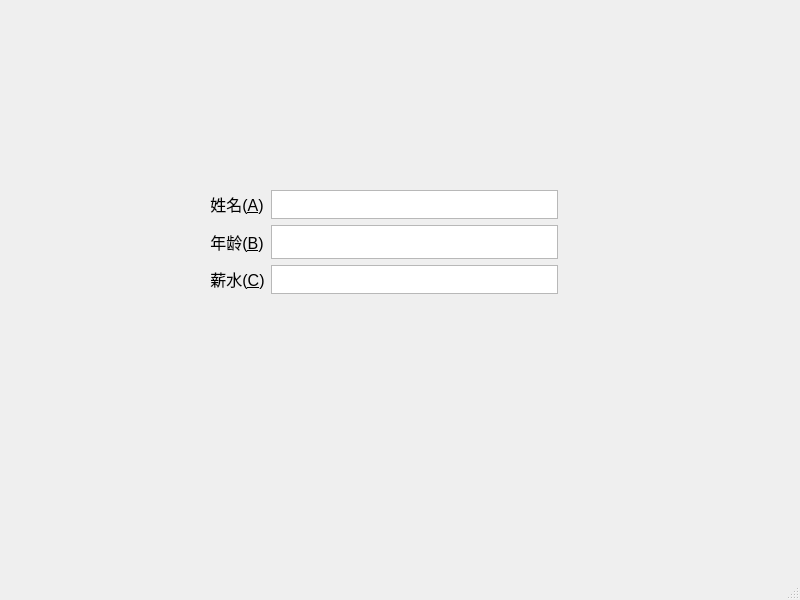
hellocxx/PyQt5Demo, file MainWinbuddyAndsunxv.ui: the form before one commit.
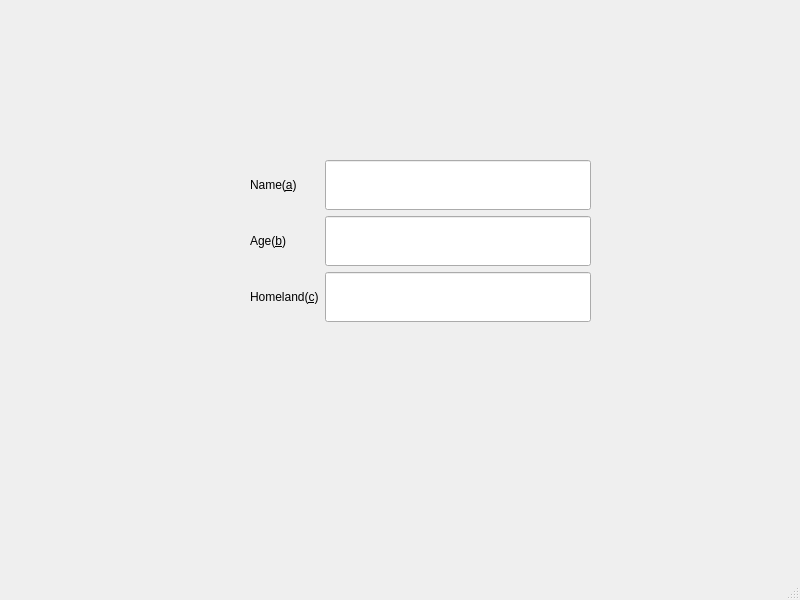
The form after the commit.

```diff
--- a/MainWinbuddyAndsunxv.ui
+++ b/MainWinbuddyAndsunxv.ui
@@ -14,91 +14,97 @@
    <string>MainWindow</string>
   </property>
   <widget class="QWidget" name="centralwidget">
-   <widget class="QWidget" name="">
+   <widget class="QWidget" name="layoutWidget">
     <property name="geometry">
      <rect>
-      <x>210</x>
-      <y>190</y>
-      <width>351</width>
-      <height>130</height>
+      <x>250</x>
+      <y>160</y>
+      <width>341</width>
+      <height>171</height>
      </rect>
     </property>
     <layout class="QFormLayout" name="formLayout">
      <item row="0" column="1">
-      <widget class="QTextEdit" name="textEdit">
+      <widget class="QLineEdit" name="lineEdit">
        <property name="sizePolicy">
         <sizepolicy hsizetype="Expanding" vsizetype="Fixed">
-         <horstretch>0</horstretch>
+         <horstretch>2</horstretch>
          <verstretch>0</verstretch>
         </sizepolicy>
        </property>
-       <property name="maximumSize">
+       <property name="minimumSize">
         <size>
-         <width>287</width>
-         <height>29</height>
+         <width>0</width>
+         <height>50</height>
         </size>
        </property>
       </widget>
      </item>
-     <item row="1" column="0">
-      <widget class="QLabel" name="label_2">
-       <property name="text">
-        <string>&lt;html&gt;&lt;head/&gt;&lt;body&gt;&lt;p align=&quot;center&quot;&gt;&lt;span style=&quot; font-size:12pt;&quot;&gt;年龄(&amp;amp;B)&lt;/span&gt;&lt;/p&gt;&lt;/body&gt;&lt;/html&gt;</string>
-       </property>
-       <property name="buddy">
-        <cstring>textEdit_2</cstring>
-       </property>
-      </widget>
-     </item>
      <item row="1" column="1">
-      <widget class="QTextEdit" name="textEdit_2">
-       <property name="sizePolicy">
-        <sizepolicy hsizetype="Expanding" vsizetype="Fixed">
-         <horstretch>0</horstretch>
-         <verstretch>0</verstretch>
-        </sizepolicy>
-       </property>
-       <property name="maximumSize">
+      <widget class="QLineEdit" name="lineEdit_2">
+       <property name="minimumSize">
         <size>
-         <width>287</width>
-         <height>34</height>
+         <width>0</width>
+         <height>50</height>
         </size>
        </property>
       </widget>
      </item>
-     <item row="2" column="0">
-      <widget class="QLabel" name="label_3">
-       <property name="text">
-        <string>&lt;html&gt;&lt;head/&gt;&lt;body&gt;&lt;p align=&quot;center&quot;&gt;&lt;span style=&quot; font-size:12pt;&quot;&gt;薪水(&amp;amp;C)&lt;/span&gt;&lt;/p&gt;&lt;/body&gt;&lt;/html&gt;</string>
-       </property>
-       <property name="buddy">
-        <cstring>textEdit_3</cstring>
-       </property>
-      </widget>
-     </item>
      <item row="2" column="1">
-      <widget class="QTextEdit" name="textEdit_3">
-       <property name="sizePolicy">
-        <sizepolicy hsizetype="Expanding" vsizetype="Fixed">
-         <horstretch>0</horstretch>
-         <verstretch>0</verstretch>
-        </sizepolicy>
-       </property>
-       <property name="maximumSize">
+      <widget class="QLineEdit" name="lineEdit_3">
+       <property name="minimumSize">
         <size>
-         <width>287</width>
-         <height>29</height>
+         <width>0</width>
+         <height>50</height>
         </size>
        </property>
       </widget>
      </item>
      <item row="0" column="0">
       <widget class="QLabel" name="label">
+       <property name="minimumSize">
+        <size>
+         <width>0</width>
+         <height>50</height>
+        </size>
+       </property>
        <property name="text">
-        <string>&lt;html&gt;&lt;head/&gt;&lt;body&gt;&lt;p align=&quot;center&quot;&gt;&lt;span style=&quot; font-size:12pt;&quot;&gt;姓名(&amp;amp;A)&lt;/span&gt;&lt;/p&gt;&lt;/body&gt;&lt;/html&gt;</string>
+        <string>Name(&amp;a)</string>
        </property>
        <property name="buddy">
-        <cstring>textEdit</cstring>
+        <cstring>lineEdit</cstring>
+       </property>
+      </widget>
+     </item>
+     <item row="1" column="0">
+      <widget class="QLabel" name="label_2">
+       <property name="minimumSize">
+        <size>
+         <width>0</width>
+         <height>50</height>
+        </size>
+       </property>
+       <property name="text">
+        <string>Age(&amp;b)</string>
+       </property>
+       <property name="buddy">
+        <cstring>lineEdit_2</cstring>
+       </property>
+      </widget>
+     </item>
+     <item row="2" column="0">
+      <widget class="QLabel" name="label_4">
+       <property name="minimumSize">
+        <size>
+         <width>0</width>
+         <height>50</height>
+        </size>
+       </property>
+       <property name="text">
+        <string>Homeland(&amp;c)</string>
+       </property>
+       <property name="buddy">
+        <cstring>lineEdit_3</cstring>
        </property>
       </widget>
      </item>
```
Left out of the diff: 6 changed lines with no effect on the pictures.
